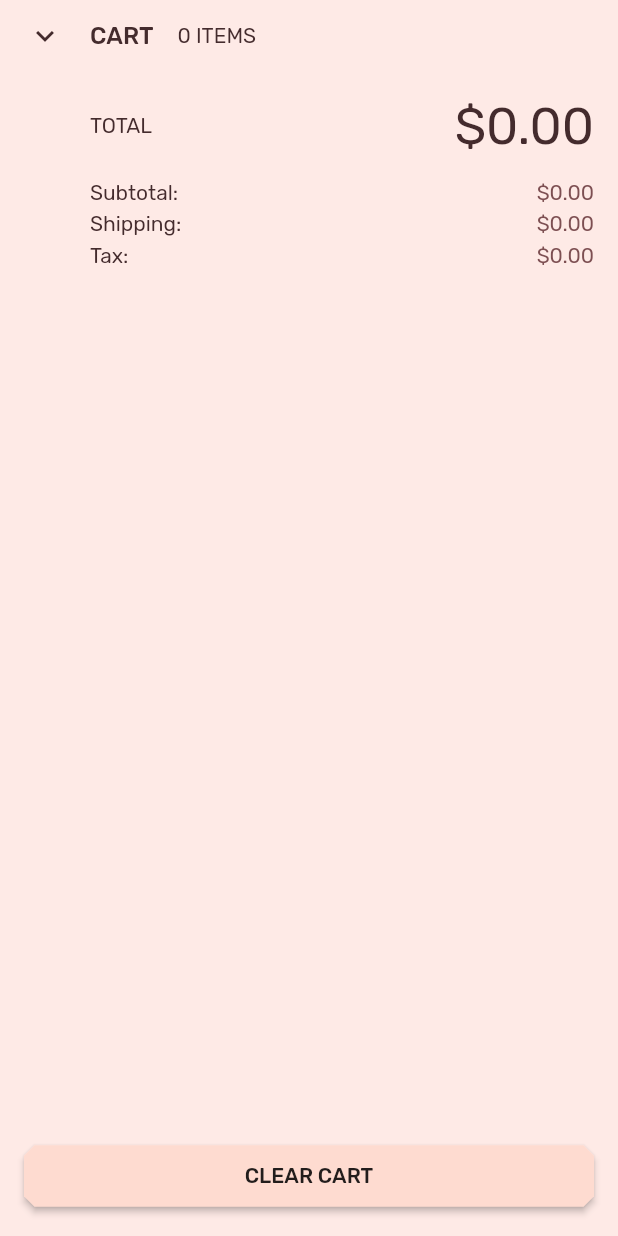
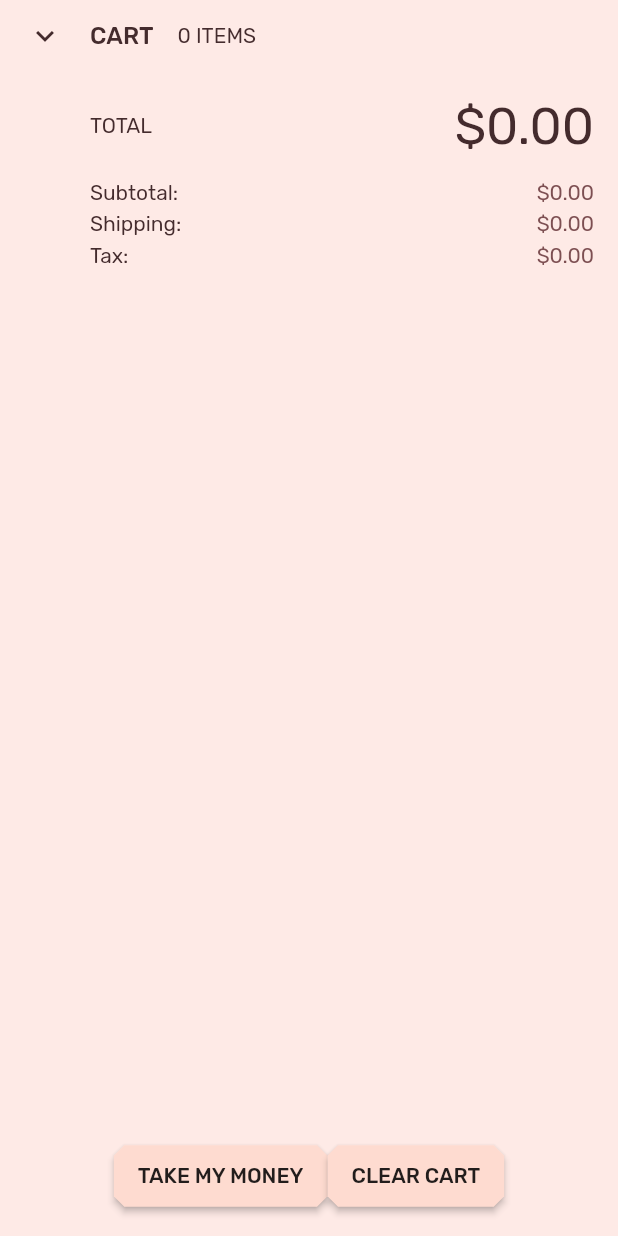
Before and after one commit to lockerfish/shrine, a Flutter app: the ShoppingCartPage screen opened directly, after a tap on "CLEAR CART", on a phone screen of 412 x 824 dp. Run offline on Flutter 3.47's test engine with Material 2 defaults, Android fonts, the phone set to English and light mode, and no system bars; missing offline and left inert: square_in_app_payments.

Commit message:
update android version to 21

```diff
--- a/lib/shopping_cart.dart
+++ b/lib/shopping_cart.dart
@@ -15,6 +15,7 @@
 import 'package:flutter/material.dart';
 import 'package:intl/intl.dart';
 import 'package:scoped_model/scoped_model.dart';
+import 'package:square_in_app_payments/in_app_payments.dart';
 
 import 'colors.dart';
 import 'expanding_bottom_sheet.dart';
@@ -87,20 +88,19 @@ class _ShoppingCartPageState extends State<ShoppingCartPage> {
                     bottom: 16.0,
                     left: 16.0,
                     right: 16.0,
-                    child: RaisedButton(
-                      shape: const BeveledRectangleBorder(
-                        borderRadius: BorderRadius.all(Radius.circular(7.0)),
-                      ),
-                      color: kShrinePink100,
-                      splashColor: kShrineBrown600,
-                      child: const Padding(
-                        padding: EdgeInsets.symmetric(vertical: 12.0),
-                        child: Text('CLEAR CART'),
-                      ),
-                      onPressed: () {
-                        model.clearCart();
-                        ExpandingBottomSheet.of(context).close();
-                      },
+                    child: Row(
+                      mainAxisAlignment: MainAxisAlignment.center,
+                      children: <Widget>[
+                        buildCartButton('TAKE MY MONEY', () async {
+                          await _payment();
+                          model.clearCart();
+                          ExpandingBottomSheet.of(context).close();
+                        }),
+                        buildCartButton('CLEAR CART', () {
+                          model.clearCart();
+                          ExpandingBottomSheet.of(context).close();
+                        }),
+                      ],
                     ),
                   ),
                 ],
@@ -111,6 +111,50 @@ class _ShoppingCartPageState extends State<ShoppingCartPage> {
       ),
     );
   }
+
+  RaisedButton buildCartButton(String text, Function action) {
+    return RaisedButton(
+      shape: const BeveledRectangleBorder(
+        borderRadius: BorderRadius.all(Radius.circular(7.0)),
+      ),
+      color: kShrinePink100,
+      splashColor: kShrineBrown600,
+      child: Padding(
+        padding: EdgeInsets.symmetric(vertical: 12.0),
+        child: Text(text),
+      ),
+      onPressed: () => action(),
+    );
+  }
+}
+
+Future<Null> _payment() async {
+  print('payment');
+  await InAppPayments.setSquareApplicationId('sq0idp-EiX4-XOihYPfMUYuJovxEA');
+  await InAppPayments.startCardEntryFlow(
+      onCardNonceRequestSuccess: (result) async {
+    try {
+      print('result: $result');
+      // take payment with the card nonce details
+      // you can take a charge
+      // await chargeCard(result);
+
+      // payment finished successfully
+      // you must call this method to close card entry
+      await InAppPayments.completeCardEntry(onCardEntryComplete: () {
+        // Update UI to notify user that the payment flow is finished successfully
+        print('onCardEntryComplete');
+      });
+    } on Exception catch (ex) {
+      // payment failed to complete due to error
+      // notify card entry to show processing error
+      print('error: $ex');
+      await InAppPayments.showCardNonceProcessingError(ex.toString());
+    }
+  }, onCardEntryCancel: () {
+    /// Handle the cancel callback
+    print('onCardEntryCancel');
+  });
 }
 
 class ShoppingCartSummary extends StatelessWidget {
--- a/pubspec.yaml
+++ b/pubspec.yaml
@@ -6,6 +6,7 @@ environment:
 dependencies:
   flutter:
     sdk: flutter
+  square_in_app_payments: ^1.2.2
 
   cupertino_icons: ^0.1.2
   intl: ^0.15.7
```
Also changed, not shown: 1 other file.
